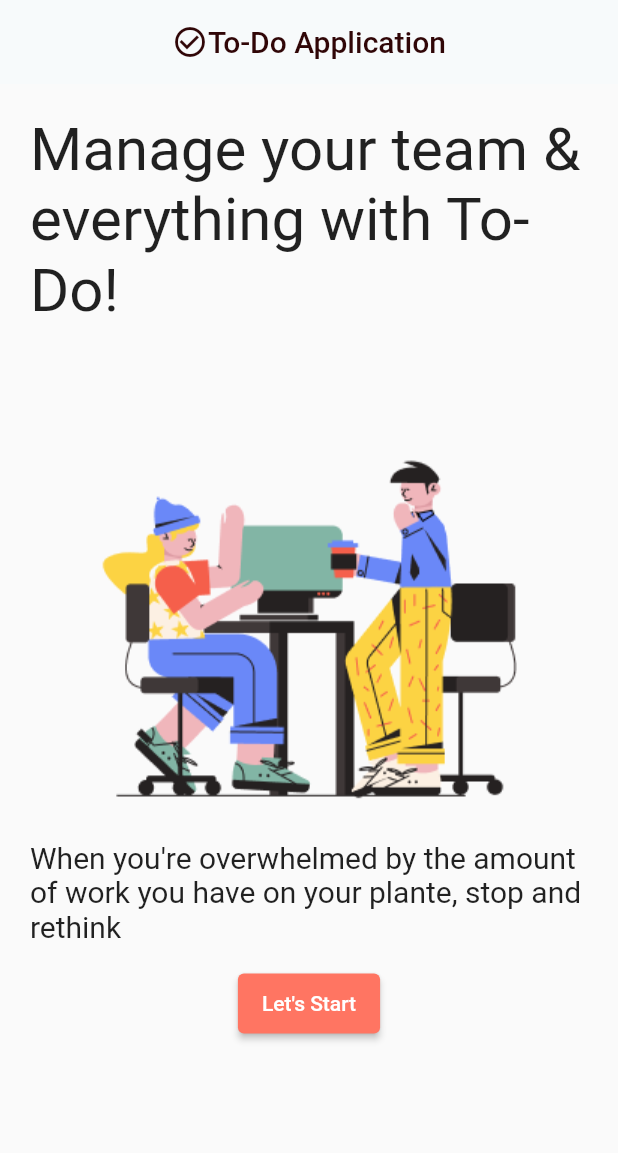
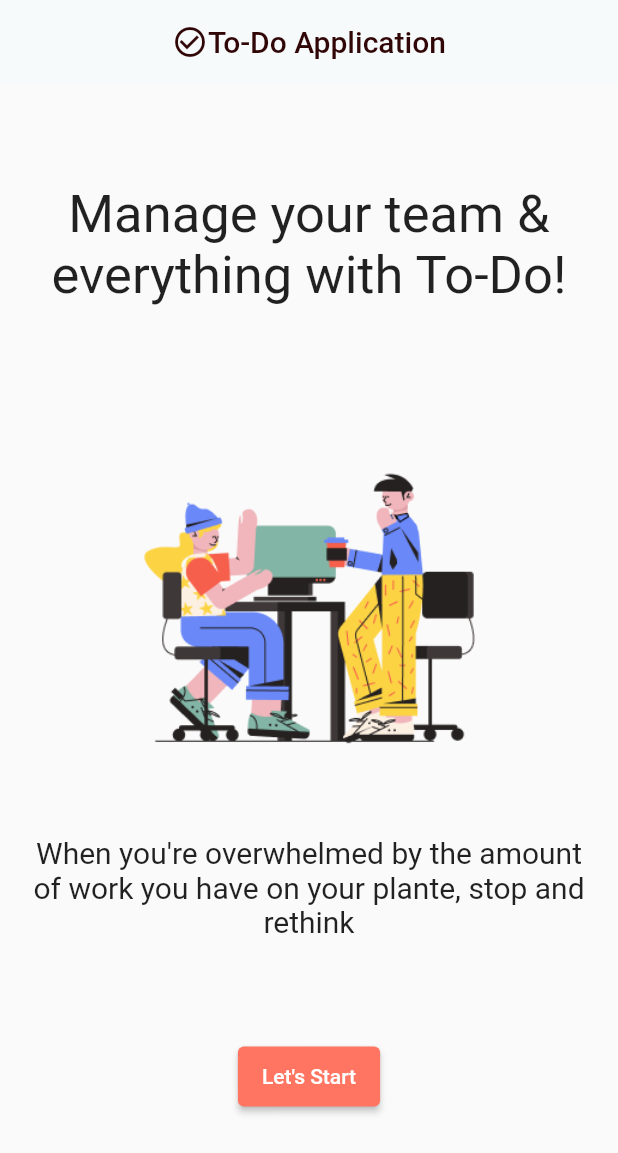
Before and after one commit to sorasora46/flutter-todo, a Flutter app: the screen it shows after launch, on a phone screen of 412 x 824 dp. Shown: the top 1153 px of the screen. Run offline on Flutter 3.47's test engine with Material 2 defaults, Android fonts, the phone set to English and light mode, and no system bars; Roboto replaces fonts that are missing (TiltNeon).

Commit message:
Remove container

```diff
--- a/lib/pages/welcome_page.dart
+++ b/lib/pages/welcome_page.dart
@@ -20,31 +20,31 @@ class WelcomePage extends StatelessWidget {
                 Text('To-Do Application')
               ],
             )),
-        body: Container(
-          margin: const EdgeInsets.all(10),
-          alignment: Alignment.center,
+        body: Center(
+          child: Padding(
+            padding: const EdgeInsets.all(15),
             child: Column(
+              mainAxisAlignment: MainAxisAlignment.spaceEvenly,
               crossAxisAlignment: CrossAxisAlignment.center,
               children: [
-              Container(
-                  margin: const EdgeInsets.all(10),
-                  child: const Text(
+                const Text(
                   'Manage your team & everything with To-Do!',
-                    style: TextStyle(fontSize: 40),
-                  )),
-              Container(
-                  margin: const EdgeInsets.all(5),
+                  textAlign: TextAlign.center,
+                  style: TextStyle(fontSize: 35),
+                ),
+                SizedBox(
+                  height: 250,
                   child: Expanded(
                     child: Image.asset('assets/images/home_image.png'),
-                  )),
+                  ),
+                ),
+                const Text(
+                  'When you\'re overwhelmed by the amount of work you have on your plante, stop and rethink',
+                  textAlign: TextAlign.center,
+                  style: TextStyle(fontSize: 20),
+                ),
                 Container(
-                  margin: const EdgeInsets.all(10),
-                  child: const Text(
-                    'When you\'re overwhelmed by the amount of work you have on your plante, stop and rethink',
-                    style: TextStyle(fontSize: 20),
-                  )),
-              Container(
-                margin: const EdgeInsets.all(10),
+                  margin: const EdgeInsets.only(top: 20, bottom: 20),
                   child: SizedBox(
                     height: 40,
                     child: ElevatedButton(
@@ -55,6 +55,7 @@ class WelcomePage extends StatelessWidget {
                 ),
               ],
             ),
+          ),
         ));
   }
 }
```
Lines whose indentation alone changed are shown as unchanged.
